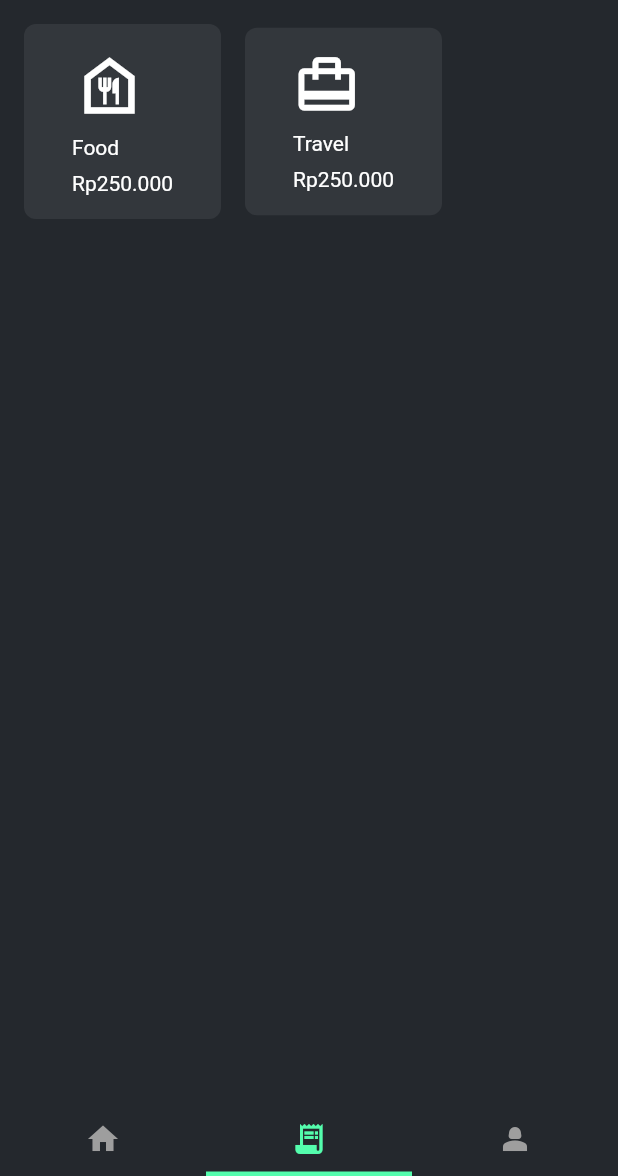
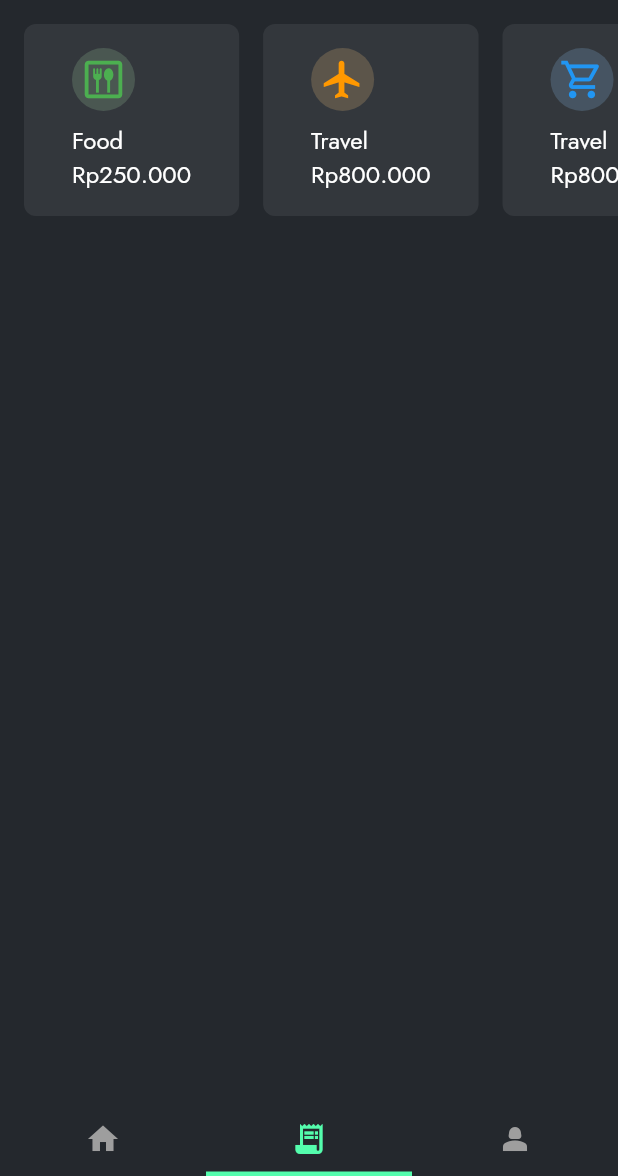
Before and after one commit to Marvvllo/balancify, a Flutter app: the screen it shows after launch, item 2 of the bottom bar chosen, on a phone screen of 412 x 824 dp, the part 60-1236 px from its top. Run offline on Flutter 3.47's test engine with Material 2 defaults, Android fonts, the phone set to English and light mode, and no system bars; our stand-ins replace flutter_svg.

Commit message:
Added category total in transactions

```diff
--- a/lib/main.dart
+++ b/lib/main.dart
@@ -17,10 +17,12 @@ class MainApp extends StatelessWidget {
     return MaterialApp(
       debugShowCheckedModeBanner: false,
       theme: ThemeData(
+          fontFamily: 'Jost',
+          textTheme: TextTheme(bodyMedium: TextStyle(fontSize: 16.0)),
           colorScheme: ColorScheme.fromSeed(
-        seedColor: AppColor.primary,
-        brightness: Brightness.dark,
-      )),
+            seedColor: AppColor.primary,
+            brightness: Brightness.dark,
+          )),
       home: AppNavigation(),
     );
   }
--- a/lib/pages/transactions.dart
+++ b/lib/pages/transactions.dart
@@ -12,10 +12,12 @@ class TransactionsPage extends StatelessWidget {
   Widget build(BuildContext context) {
     return Column(
       children: [
-        Padding(
-          padding: const EdgeInsets.symmetric(horizontal: 16.0),
+        SingleChildScrollView(
+          scrollDirection: Axis.horizontal,
           child: Row(
             children: [
+              SizedBox(width: 16.0),
+
               // Food Total
               Container(
                 decoration: BoxDecoration(
@@ -27,11 +29,25 @@ class TransactionsPage extends StatelessWidget {
                       horizontal: 32.0, vertical: 16.0),
                   child: Column(
                     crossAxisAlignment: CrossAxisAlignment.start,
-                    children: const [
-                      Icon(Icons.food_bank_outlined, size: 50.0),
+                    children: [
+                      Container(
+                        decoration: BoxDecoration(
+                          color: Colors.green[200]?.withOpacity(0.2),
+                          borderRadius: BorderRadius.all(Radius.circular(1000)),
+                        ),
+                        child: Padding(
+                          padding: const EdgeInsets.all(6.0),
+                          child: Icon(
+                            Icons.dining_outlined,
+                            size: 30.0,
+                            color: Colors.green,
+                          ),
+                        ),
+                      ),
                       SizedBox(height: 8.0),
-                      Text('Food'),
-                      SizedBox(height: 8.0),
+                      Text(
+                        'Food',
+                      ),
                       Text('Rp250.000'),
                     ],
                   ),
@@ -51,19 +67,73 @@ class TransactionsPage extends StatelessWidget {
                       horizontal: 32.0, vertical: 16.0),
                   child: Column(
                     crossAxisAlignment: CrossAxisAlignment.start,
-                    children: const [
-                      Icon(Icons.card_travel, size: 45.0),
+                    children: [
+                      Container(
+                        decoration: BoxDecoration(
+                          color: Colors.orange[200]?.withOpacity(0.2),
+                          borderRadius: BorderRadius.all(Radius.circular(1000)),
+                        ),
+                        child: Padding(
+                          padding: const EdgeInsets.all(6.0),
+                          child: Icon(
+                            Icons.flight,
+                            size: 30.0,
+                            color: Colors.orange,
+                          ),
+                        ),
+                      ),
                       SizedBox(height: 8.0),
-                      Text('Travel'),
-                      SizedBox(height: 8.0),
-                      Text('Rp250.000'),
+                      Text(
+                        'Travel',
+                      ),
+                      Text('Rp800.000'),
                     ],
                   ),
                 ),
               ),
+
+              SizedBox(width: 16.0),
+
+              // Travel Total
+              Container(
+                decoration: BoxDecoration(
+                  color: AppColor.lightGrey,
+                  borderRadius: BorderRadius.all(Radius.circular(8.0)),
+                ),
+                child: Padding(
+                  padding: const EdgeInsets.symmetric(
+                      horizontal: 32.0, vertical: 16.0),
+                  child: Column(
+                    crossAxisAlignment: CrossAxisAlignment.start,
+                    children: [
+                      Container(
+                        decoration: BoxDecoration(
+                          color: Colors.blue[200]?.withOpacity(0.2),
+                          borderRadius: BorderRadius.all(Radius.circular(1000)),
+                        ),
+                        child: Padding(
+                          padding: const EdgeInsets.all(6.0),
+                          child: Icon(
+                            Icons.shopping_cart_outlined,
+                            size: 30.0,
+                            color: Colors.blue,
+                          ),
+                        ),
+                      ),
+                      SizedBox(height: 8.0),
+                      Text(
+                        'Travel',
+                      ),
+                      Text('Rp800.000'),
+                    ],
+                  ),
+                ),
+              ),
+
+              SizedBox(width: 16.0),
             ],
           ),
-        )
+        ),
       ],
     );
   }
--- a/pubspec.yaml
+++ b/pubspec.yaml
@@ -10,6 +10,7 @@ dependencies:
   flutter:
     sdk: flutter
   flutter_svg: ^2.0.9
+  google_fonts: ^6.1.0
 
 dev_dependencies:
   flutter_test:
@@ -20,3 +21,7 @@ flutter:
   uses-material-design: true
   assets:
     - assets/
+  fonts:
+    - family: Jost
+      fonts:
+        - asset: fonts/Jost-VariableFont.ttf
```
Also changed, not shown: fonts/Jost-VariableFont.ttf (added), pubspec.lock, 1 other file.
